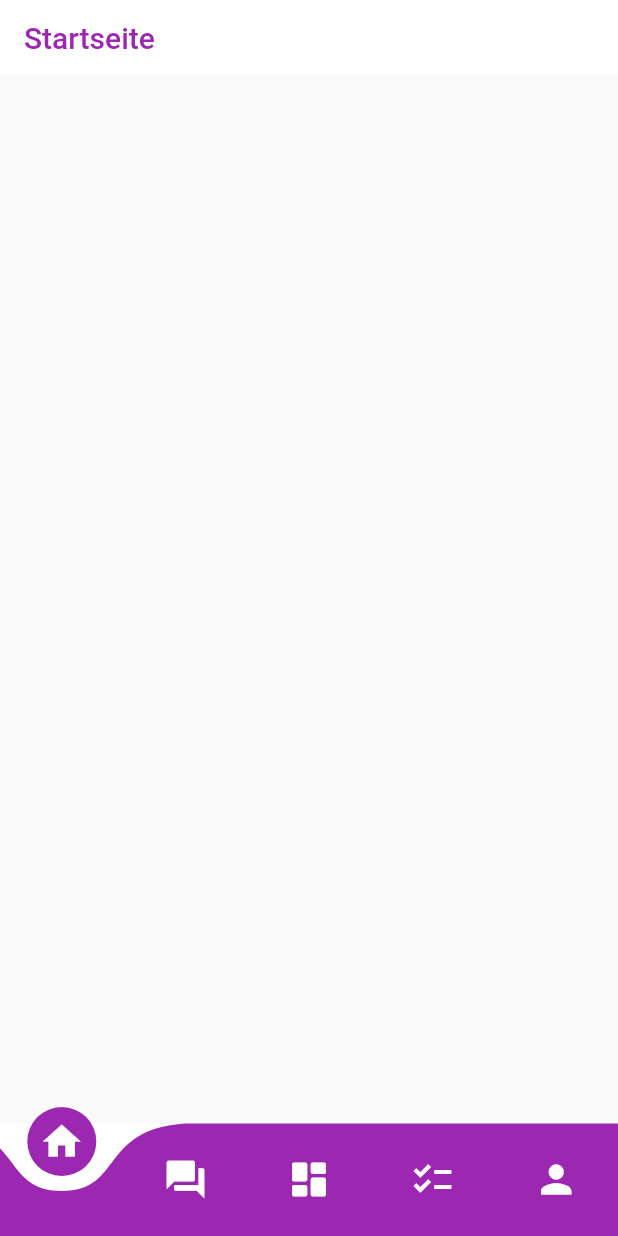
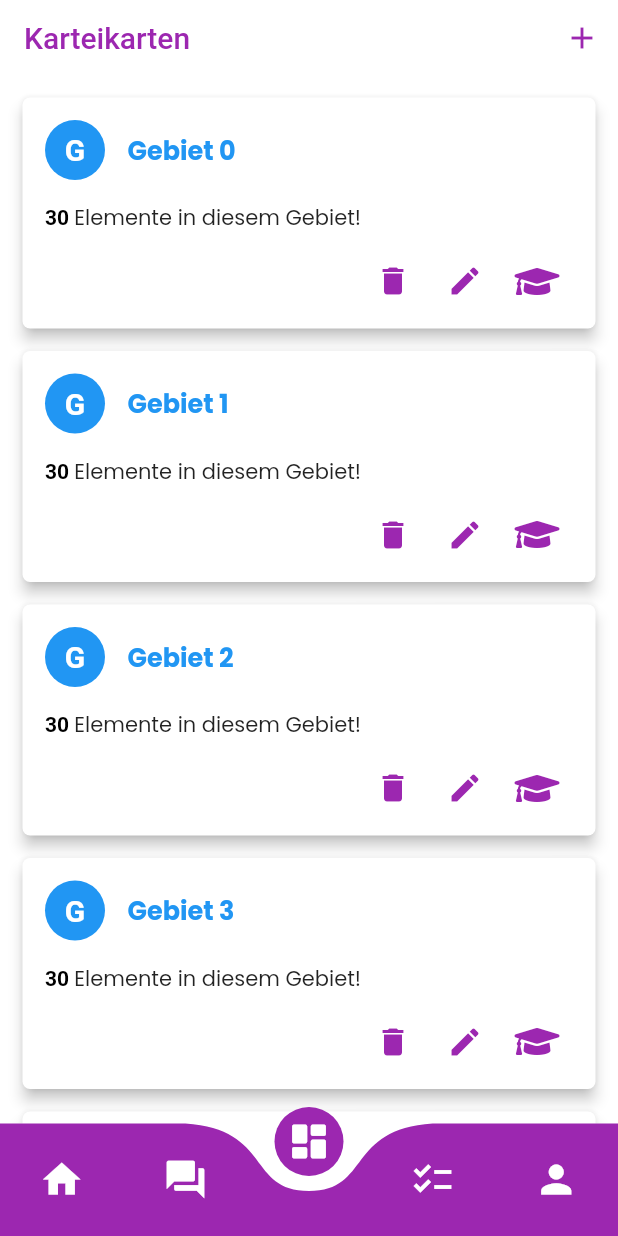
Before and after one commit to Zamaruu/seriousfocus, a Flutter app: the screen it shows once a user with an empty profile is signed in, on a phone screen of 412 x 824 dp. Run offline on Flutter 3.47's test engine with Material 2 defaults, Android fonts, the phone set to English and light mode, and no system bars; drawn by our look-alikes of curved_navigation_bar; our stand-ins replace file_picker, firebase_auth, firebase_core, firebase_storage, flutter_colorpicker, font_awesome_flutter and 2 more; accounts and stored records are empty.

Commit message:
basic learning category card designed

```diff
--- /dev/null
+++ b/lib/bloc/learning_category_model.dart
@@ -0,0 +1,13 @@
+import 'package:flutter/material.dart';
+
+class LearningCategoryModel {
+  final Color _categoryColor;
+  Color get categoryColor => _categoryColor;
+  final String _name;
+  String get name => _name;
+  final int _childrenCount;
+  int get childrenCount => _childrenCount;
+
+  //Constructor
+  LearningCategoryModel(this._categoryColor, this._name, this._childrenCount);
+}
--- a/lib/globals.dart
+++ b/lib/globals.dart
@@ -1,7 +1,8 @@
 
 
 class Global {
-  double appPadding = 15;
-  double appMargin = 15;
-  double splashRadius = 22.5;
+  static double appPadding = 15;
+  static double appMargin = 15;
+  static double splashRadius = 22.5;
+  static double borderRadius = 10.0;
 }
--- /dev/null
+++ b/lib/pages/learning/learning_category_card.dart
@@ -0,0 +1,131 @@
+import 'package:flutter/material.dart';
+import 'package:font_awesome_flutter/font_awesome_flutter.dart';
+import 'package:seriousfocus/bloc/learning_category_model.dart';
+import 'package:seriousfocus/globals.dart';
+import 'package:seriousfocus/widgets/global/seriousfocus_textbutton.dart';
+
+class LearningCategoryCard extends StatelessWidget {
+  final double height;
+  final Function? onPressed;
+  final LearningCategoryModel categoryData;
+
+  LearningCategoryCard({
+    Key? key,
+    this.height = 154.0,
+    this.onPressed,
+    required this.categoryData
+  }) : super(key: key);
+
+  //Widgets
+  Row _header(){
+    return Row(
+      mainAxisAlignment: MainAxisAlignment.start,
+      crossAxisAlignment: CrossAxisAlignment.center,
+      children: [
+        CircleAvatar(
+          backgroundColor: categoryData.categoryColor,
+          child: Text(
+            categoryData.name.trim()[0].toUpperCase(),
+            style: TextStyle(
+              color: categoryData.categoryColor.computeLuminance() > 0.5 ? Colors.black: Colors.white,
+              fontWeight: FontWeight.bold,
+              fontSize: 20
+            ),
+          ),
+        ),
+        Container(
+          margin: EdgeInsets.only(left: Global.appMargin),
+          child: Text(
+            categoryData.name,
+            style: TextStyle(
+              color: categoryData.categoryColor,
+              fontWeight: FontWeight.bold,
+              fontSize: 17
+            ),
+          ),
+        ),
+      ],
+    );
+  }
+
+  Row _actions(){
+    return Row(
+      mainAxisAlignment: MainAxisAlignment.end,
+      crossAxisAlignment: CrossAxisAlignment.center,
+      children: [
+        IconButton(
+          onPressed: (){},
+          icon: FaIcon(Icons.delete),
+          splashRadius: Global.splashRadius,
+          color: Colors.purple,
+        ),
+        IconButton(
+          onPressed: () {},
+          icon: FaIcon(Icons.edit),
+          splashRadius: Global.splashRadius,
+          color: Colors.purple,
+        ),
+        IconButton(
+          onPressed: () {},
+          icon: FaIcon(FontAwesomeIcons.graduationCap),
+          splashRadius: Global.splashRadius,
+          color: Colors.purple,
+        ),
+      ],
+    );
+  }
+
+  @override
+  Widget build(BuildContext context) {
+    return Container(
+      margin: EdgeInsets.only(
+        left: Global.appMargin,
+        top: Global.appMargin,
+        right: Global.appMargin,
+      ),
+      child: Material(
+        color: Colors.white,
+        borderRadius: BorderRadius.circular(Global.borderRadius / 2),
+        elevation: 4,
+        child: InkWell(
+          onTap: (){},
+          splashColor: categoryData.categoryColor.withOpacity(0.3),
+          child: Container(
+            decoration: BoxDecoration(
+              borderRadius: BorderRadius.circular(Global.borderRadius / 2),
+            ),
+            height: height,
+            padding: EdgeInsets.only(
+              left: Global.appPadding,
+              right: Global.appPadding,
+              top: Global.appPadding,
+              bottom: Global.appPadding / 2,
+            ),
+            child: Column(
+              mainAxisAlignment: MainAxisAlignment.start,
+              crossAxisAlignment: CrossAxisAlignment.start,
+              children: [
+                _header(),
+                Container(
+                  margin: EdgeInsets.only(top: Global.appMargin),
+                  child: RichText(
+                    text: TextSpan(
+                      text: '${categoryData.childrenCount} ',
+                      style: TextStyle(fontWeight: FontWeight.bold, color: Colors.black),
+                      children: <TextSpan>[
+                        TextSpan(text: 'Elemente in diesem Gebiet!', style: DefaultTextStyle.of(context).style),
+                      ],
+                    ),
+                  ),
+                  //child: Text("${categoryData.childrenCount} Elemente in diesem Gebiet!"),
+                ),
+                Spacer(),
+                _actions(),
+              ],
+            ),
+          ),
+        ),
+      ),
+    );
+  }
+}
--- a/lib/pages/learning/learningpage.dart
+++ b/lib/pages/learning/learningpage.dart
@@ -1,17 +1,20 @@
+import 'dart:math';
+
 import 'package:flutter/material.dart';
+import 'package:seriousfocus/bloc/learning_category_model.dart';
 import 'package:seriousfocus/globals.dart';
 import 'package:seriousfocus/pages/learning/add_category_page.dart';
+import 'package:seriousfocus/pages/learning/learning_category_card.dart';
 import 'package:seriousfocus/widgets/global/seriousfocus_scaffold.dart';
 
 class Learningpage extends StatelessWidget {
   Learningpage({Key? key}) : super(key: key);
 
-
-
   //Methods
   void createNewCategory(BuildContext context){
     showBottomSheet(
       context: context,
+      backgroundColor: Colors.transparent,
       builder: (BuildContext context){
         return AddCategoryPage();
       }
@@ -25,9 +28,28 @@ class Learningpage extends StatelessWidget {
         onPressed: () => createNewCategory(context),
         icon: Icon(Icons.add),
         color: Colors.purple,
-        splashRadius: Global().splashRadius,
+        splashRadius: Global.splashRadius,
       ),
     ];
+  }
+
+  Material _body(){
+    return Material(
+      color: Colors.white,
+      child: ListView.builder(
+        itemCount: 5,
+        padding: EdgeInsets.only(bottom: Global.appPadding * 2),
+        itemBuilder: (context, index){
+          return LearningCategoryCard(
+            categoryData: new LearningCategoryModel(
+              Colors.blue,
+              "Gebiet $index",
+              Random().nextInt(40) + 10,
+            ),
+          );
+        }
+      ),
+    );
   }
 
   @override
@@ -36,6 +58,7 @@ class Learningpage extends StatelessWidget {
       showAppBar: true,
       title: "Karteikarten",
       actions: _actions(context),
+      body: _body(),
     );
   }
 }
--- a/lib/pages/mainnavigationpage.dart
+++ b/lib/pages/mainnavigationpage.dart
@@ -22,7 +22,7 @@ class _SeriousFocusMainNavigationPageState extends State<SeriousFocusMainNavigat
   @override
   void initState() {
     super.initState();
-    _pageindex = 0;
+    _pageindex = 2;
   }
 
   final List<Widget> _mainpages = [
@@ -38,6 +38,7 @@ class _SeriousFocusMainNavigationPageState extends State<SeriousFocusMainNavigat
     return SeriousFocusScaffold(
       body: _mainpages[_pageindex],
       bottomNavigationBar: CurvedNavigationBar(
+        index: _pageindex,
         color: Colors.purple,
         backgroundColor: Colors.white,
         items: <Icon>[
```
Also changed, not shown: lib/pages/learning/add_category_page.dart (+9 -9 lines), lib/pages/user/userpage.dart (+4 -4 lines), lib/widgets/global/seriousfocus_textbutton.dart (added, +47 -0 lines).
